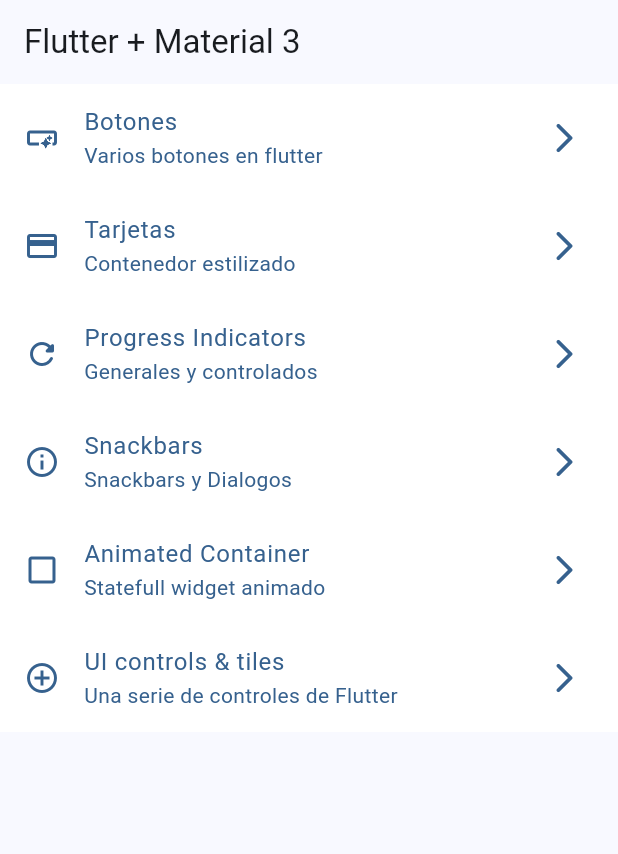
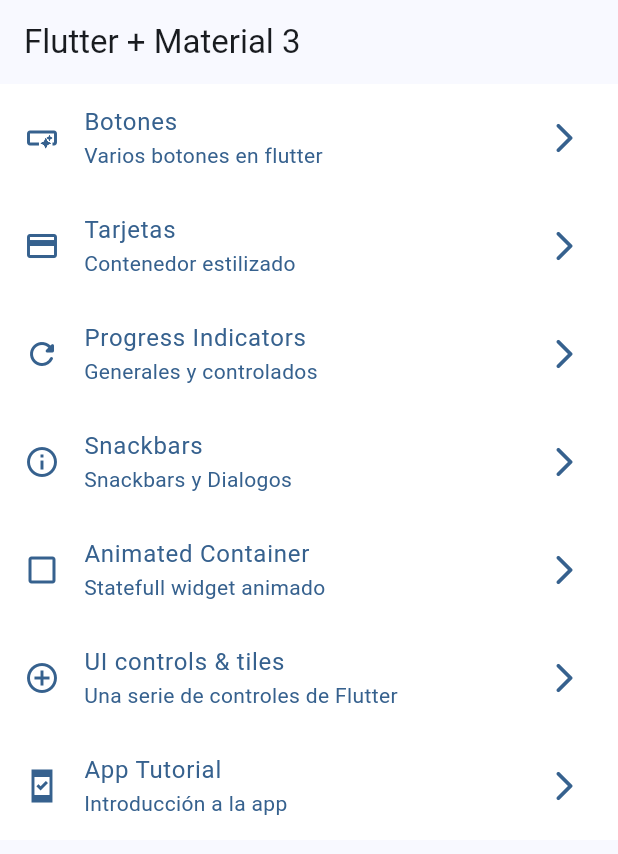
Before and after one commit to Curvi55/widgets_app, a Flutter app: the screen it shows after launch, on a phone screen of 412 x 824 dp. Shown: the top 854 px of the screen. Run offline on Flutter 3.47's test engine with Material 2 defaults, Android fonts, the phone set to English and light mode, and no system bars; our stand-ins replace go_router.

```diff
--- a/lib/config/menu/menu_items.dart
+++ b/lib/config/menu/menu_items.dart
@@ -57,13 +57,13 @@ class MenuItem {
         subTitle: 'Una serie de controles de Flutter',
         link:'/ui-controls'  ,
         icon:Icons.control_point_sharp
+        ),
+      const MenuItem(
+        title:'App Tutorial' ,
+        subTitle: 'Introducción a la app',
+        link:'/tutorial'  ,
+        icon:Icons.system_security_update_good_sharp
         ), /*
-      const MenuItem(
-        title:'Tarjetas' ,
-        subTitle: 'Contenedor estilizado',
-        link:'/card'  ,
-        icon:Icons.credit_card
-        ),
       const MenuItem(
         title:'Tarjetas' ,
         subTitle: 'Contenedor estilizado',
--- a/lib/config/router/app_router.dart
+++ b/lib/config/router/app_router.dart
@@ -51,6 +51,12 @@ final appRouter = GoRouter(
       builder: (context, state) => const UiControlsScreen(),
     ),
 
+    GoRoute(
+      path: '/tutorial',
+      name: AppTutorialScreens.name,
+      builder: (context, state) => const AppTutorialScreens(),
+    ),
+
 
   ],
 );
--- a/lib/presentation/screens/app_tutorial/app_tutorial_screens.dart
+++ b/lib/presentation/screens/app_tutorial/app_tutorial_screens.dart
@@ -7,6 +7,10 @@ class AppTutorialScreens extends StatelessWidget {
 
   @override
   Widget build(BuildContext context) {
-    return Container();
+    return Scaffold(
+      appBar: AppBar(
+        title: const Text('App tutorial'),
+      ),
+    );
   }
 }
--- a/pubspec.yaml
+++ b/pubspec.yaml
@@ -22,3 +22,4 @@ flutter:
 # este .pem es para evitar el error de imagen.network, ver modificaciondel main para usar un certifado
   assets:
       - assets/ca/lets-encrypt-r3.pem
+      - assets/images/
```
Also changed, not shown: assets/Images/1.png (added), assets/Images/2.png (added), assets/Images/3.png (added), assets/Images/jar-loading.gif (added).
